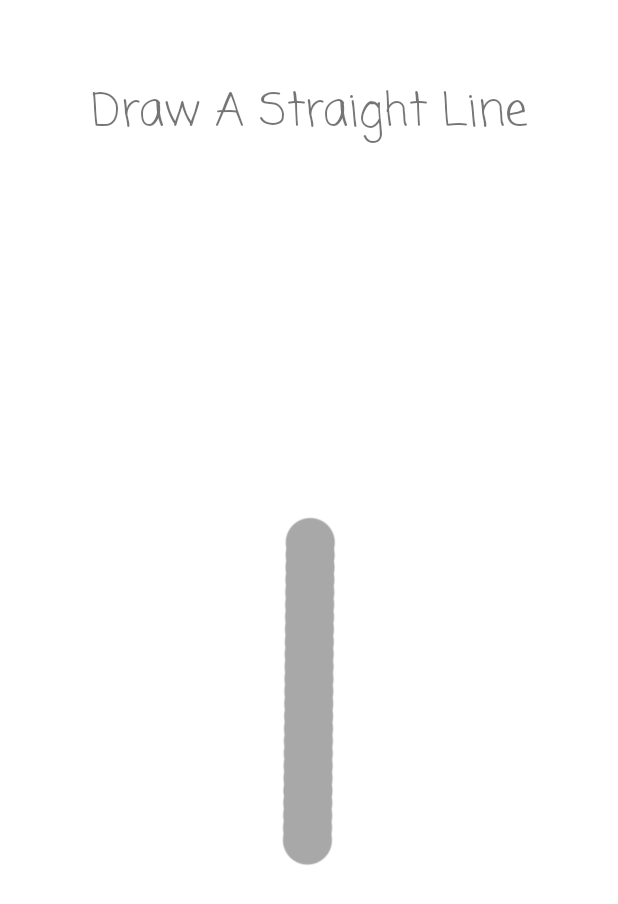
After one commit to M0neymike/DrawAStraightLine, an Android app: the Game screen opened directly, with no data from a screen before it, on a phone screen of 412 x 824 dp. The commit adds this screen. Shown: the top 904 px of the screen. Run offline under Robolectric (Android 15) with nearby library versions, the phone set to English and light mode, and no system bars.

Commit message:
game setup with paint code

```diff
--- a/app/src/main/AndroidManifest.xml
+++ b/app/src/main/AndroidManifest.xml
@@ -25,6 +25,8 @@
             android:name=".credits"
             android:theme="@style/Theme.AppCompat.Light.NoActionBar" />
         <activity android:name=".paint" />
+        <activity android:name=".Game"
+                  android:theme="@style/Theme.AppCompat.Light.NoActionBar" />
     </application>
 
 </manifest>
--- /dev/null
+++ b/app/src/main/java/com/singlefilelineproductions/drawastraightline/Game.java
@@ -0,0 +1,21 @@
+package com.singlefilelineproductions.drawastraightline;
+
+import android.support.v7.app.AppCompatActivity;
+import android.os.Bundle;
+import android.util.DisplayMetrics;
+
+public class Game extends AppCompatActivity {
+
+    private LineView lineView;
+
+    @Override
+    protected void onCreate(Bundle savedInstanceState) {
+        super.onCreate(savedInstanceState);
+        setContentView(R.layout.activity_game);
+        lineView = (LineView) findViewById(R.id.lineView);
+        DisplayMetrics metrics = new DisplayMetrics();
+        getWindowManager().getDefaultDisplay().getMetrics(metrics);
+        lineView.init(metrics);
+    }
+
+}
--- /dev/null
+++ b/app/src/main/java/com/singlefilelineproductions/drawastraightline/LineView.java
@@ -0,0 +1,167 @@
+package com.singlefilelineproductions.drawastraightline;
+
+import android.content.Context;
+import android.content.Intent;
+import android.graphics.Bitmap;
+import android.graphics.BlurMaskFilter;
+import android.graphics.Canvas;
+import android.graphics.Color;
+import android.graphics.EmbossMaskFilter;
+import android.graphics.MaskFilter;
+import android.graphics.Paint;
+import android.graphics.Path;
+import android.support.annotation.Nullable;
+import android.util.AttributeSet;
+import android.util.DisplayMetrics;
+import android.view.MotionEvent;
+import android.view.View;
+import android.widget.Button;
+
+import java.util.ArrayList;
+
+public class LineView extends View {
+
+    public static int BRUSH_SIZE = 90;
+    public static final int DEFAULT_COLOR = Color.BLACK;
+    public static final int DEFAULT_BG_COLOR = Color.WHITE;
+    private static final float TOUCH_TOLERANCE = 4;
+    private float mX, mY;
+    private Path mPath;
+    private Paint mPaint;
+    private ArrayList<FingerPath> paths = new ArrayList<>();
+    private int currentColor;
+    private int backgroundColor = DEFAULT_BG_COLOR;
+    private int strokeWidth;
+    private boolean emboss;
+    private boolean blur;
+    private MaskFilter mEmboss;
+    private MaskFilter mBlur;
+    private Bitmap mBitmap;
+    private Canvas mCanvas;
+    private Paint mBitmapPaint = new Paint(Paint.DITHER_FLAG);
+
+    public LineView(Context context) {
+        this(context, null);
+    }
+
+    public LineView(Context context, AttributeSet attrs) {
+        super(context, attrs);
+        mPaint = new Paint();
+        mPaint.setAntiAlias(true);
+        mPaint.setDither(true);
+        mPaint.setColor(DEFAULT_COLOR);
+        mPaint.setStyle(Paint.Style.STROKE);
+        mPaint.setStrokeJoin(Paint.Join.ROUND);
+        mPaint.setStrokeCap(Paint.Cap.ROUND);
+        mPaint.setXfermode(null);
+        mPaint.setAlpha(0xff);
+
+        mEmboss = new EmbossMaskFilter(new float[] {1, 1, 1}, 0.4f, 6, 3.5f);
+        mBlur = new BlurMaskFilter(5, BlurMaskFilter.Blur.NORMAL);
+    }
+
+    public void init(DisplayMetrics metrics) {
+        int height = metrics.heightPixels;
+        int width = metrics.widthPixels;
+
+        mBitmap = Bitmap.createBitmap(width, height, Bitmap.Config.ARGB_8888);
+        mCanvas = new Canvas(mBitmap);
+
+        currentColor = DEFAULT_COLOR;
+        strokeWidth = BRUSH_SIZE;
+    }
+
+    public void normal() {
+        emboss = false;
+        blur = false;
+    }
+
+    public void emboss() {
+        emboss = true;
+        blur = false;
+    }
+
+    public void blur() {
+        emboss = false;
+        blur = true;
+    }
+
+    public void clear() {
+        backgroundColor = DEFAULT_BG_COLOR;
+        paths.clear();
+        normal();
+        invalidate();
+    }
+
+    @Override
+    protected void onDraw(Canvas canvas) {
+        canvas.save();
+        mCanvas.drawColor(backgroundColor);
+
+        for (FingerPath fp : paths) {
+            mPaint.setColor(fp.color);
+            mPaint.setStrokeWidth(fp.strokeWidth);
+            mPaint.setMaskFilter(null);
+
+            if (fp.emboss)
+                mPaint.setMaskFilter(mEmboss);
+            else if (fp.blur)
+                mPaint.setMaskFilter(mBlur);
+
+            mCanvas.drawPath(fp.path, mPaint);
+
+        }
+
+        canvas.drawBitmap(mBitmap, 0, 0, mBitmapPaint);
+        canvas.restore();
+    }
+
+    private void touchStart(float x, float y) {
+        mPath = new Path();
+        FingerPath fp = new FingerPath(currentColor, emboss, blur, strokeWidth, mPath);
+        paths.add(fp);
+
+        mPath.reset();
+        mPath.moveTo(x, y);
+        mX = x;
+        mY = y;
+    }
+
+    private void touchMove(float x, float y) {
+        float dx = Math.abs(x - mX);
+        float dy = Math.abs(y - mY);
+
+        if (dx >= TOUCH_TOLERANCE || dy >= TOUCH_TOLERANCE) {
+            mPath.quadTo(mX, mY, (x + mX) / 2, (y + mY) / 2);
+            mX = x;
+            mY = y;
+        }
+    }
+
+    private void touchUp() {
+        mPath.lineTo(mX, mY);
+    }
+
+    @Override
+    public boolean onTouchEvent(MotionEvent event) {
+        float x = event.getX();
+        float y = event.getY();
+
+        switch(event.getAction()) {
+            case MotionEvent.ACTION_DOWN :
+                touchStart(x, y);
+                invalidate();
+                break;
+            case MotionEvent.ACTION_MOVE :
+                touchMove(x, y);
+                invalidate();
+                break;
+            case MotionEvent.ACTION_UP :
+                touchUp();
+                invalidate();
+                break;
+        }
+
+        return true;
+    }
+}
--- /dev/null
+++ b/app/src/main/res/layout/activity_game.xml
@@ -0,0 +1,50 @@
+<?xml version="1.0" encoding="utf-8"?>
+<android.support.constraint.ConstraintLayout xmlns:android="http://schemas.android.com/apk/res/android"
+    xmlns:app="http://schemas.android.com/apk/res-auto"
+    xmlns:tools="http://schemas.android.com/tools"
+    android:layout_width="match_parent"
+    android:layout_height="match_parent"
+    tools:context=".Game">
+
+    <com.singlefilelineproductions.drawastraightline.LineView
+        android:id="@+id/lineView"
+        android:layout_width="match_parent"
+        android:layout_height="match_parent"
+        android:layout_alignParentStart="true"
+        android:layout_alignParentTop="true"
+        android:layout_marginStart="0dp"
+        android:layout_marginTop="0dp" />
+
+    <TextView
+        android:id="@+id/textView2"
+        android:layout_width="wrap_content"
+        android:layout_height="wrap_content"
+        android:layout_marginStart="8dp"
+        android:layout_marginTop="8dp"
+        android:layout_marginEnd="8dp"
+        android:layout_marginBottom="8dp"
+        android:fontFamily="casual"
+        android:text="Draw A Straight Line"
+        android:textSize="30sp"
+        app:layout_constraintBottom_toBottomOf="parent"
+        app:layout_constraintEnd_toEndOf="parent"
+        app:layout_constraintHorizontal_bias="0.506"
+        app:layout_constraintStart_toStartOf="parent"
+        app:layout_constraintTop_toTopOf="parent"
+        app:layout_constraintVertical_bias="0.058" />
+
+    <ImageView
+        android:id="@+id/imageView3"
+        android:layout_width="245dp"
+        android:layout_height="378dp"
+        android:layout_marginStart="8dp"
+        android:layout_marginTop="8dp"
+        android:layout_marginEnd="8dp"
+        android:layout_marginBottom="8dp"
+        app:layout_constraintBottom_toBottomOf="parent"
+        app:layout_constraintEnd_toEndOf="parent"
+        app:layout_constraintStart_toStartOf="parent"
+        app:layout_constraintTop_toBottomOf="@+id/textView2"
+        app:srcCompat="@drawable/straightline" />
+
+</android.support.constraint.ConstraintLayout>
--- a/app/src/main/res/values/colors.xml
+++ b/app/src/main/res/values/colors.xml
@@ -1,6 +1,6 @@
 <?xml version="1.0" encoding="utf-8"?>
 <resources>
-    <color name="colorPrimary">#008577</color>
-    <color name="colorPrimaryDark">#00574B</color>
+    <color name="colorPrimary">#04ff15</color>
+    <color name="colorPrimaryDark">#0dc100</color>
     <color name="colorAccent">#D81B60</color>
 </resources>
```
Also changed, not shown: app/src/main/java/com/singlefilelineproductions/drawastraightline/HomeActivity.java (+9 -0 lines), app/src/main/res/drawable/straightline.png (added).
